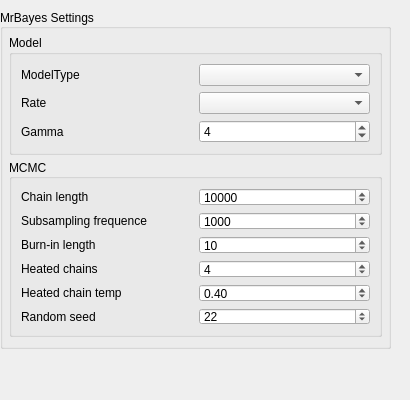
Before: the Qt Designer form src/plugins/external_tool_support/src/ui/MrBayesDialog.ui in violethaze74/ugene, drawn with Qt 5.
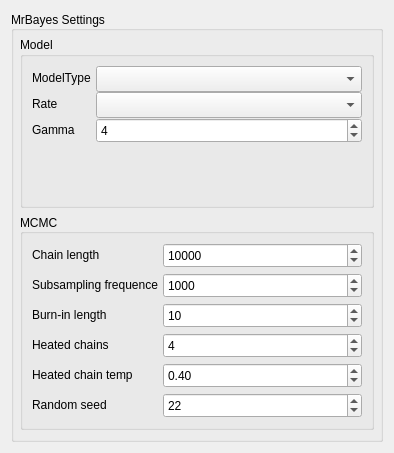
After: the same form once the commit is applied.

Commit message: UGENE-904 Broken layout of 'Build Tree' dialog on Mac OS

```diff
--- a/src/plugins/external_tool_support/src/ui/MrBayesDialog.ui
+++ b/src/plugins/external_tool_support/src/ui/MrBayesDialog.ui
@@ -12,20 +12,14 @@
    <rect>
     <x>0</x>
     <y>0</y>
-    <width>410</width>
-    <height>400</height>
+    <width>394</width>
+    <height>453</height>
    </rect>
   </property>
-  <property name="sizePolicy">
-   <sizepolicy hsizetype="Minimum" vsizetype="Preferred">
-    <horstretch>0</horstretch>
-    <verstretch>0</verstretch>
-   </sizepolicy>
-  </property>
   <property name="minimumSize">
    <size>
-    <width>410</width>
-    <height>282</height>
+    <width>0</width>
+    <height>0</height>
    </size>
   </property>
   <property name="contextMenuPolicy">
@@ -34,24 +28,18 @@
   <property name="windowTitle">
    <string notr="true"/>
   </property>
+  <layout class="QVBoxLayout" name="verticalLayout">
+   <property name="spacing">
+    <number>0</number>
+   </property>
+   <property name="sizeConstraint">
+    <enum>QLayout::SetMinimumSize</enum>
+   </property>
+   <item>
   <widget class="QGroupBox" name="MrBayesGroup">
    <property name="enabled">
     <bool>true</bool>
    </property>
-   <property name="geometry">
-    <rect>
-     <x>0</x>
-     <y>9</y>
-     <width>391</width>
-     <height>340</height>
-    </rect>
-   </property>
-   <property name="sizePolicy">
-    <sizepolicy hsizetype="Minimum" vsizetype="Minimum">
-     <horstretch>0</horstretch>
-     <verstretch>0</verstretch>
-    </sizepolicy>
-   </property>
    <property name="minimumSize">
     <size>
      <width>370</width>
@@ -74,8 +62,8 @@
     <set>Qt::AlignLeading|Qt::AlignLeft|Qt::AlignVCenter</set>
    </property>
    <layout class="QVBoxLayout" name="verticalLayout_2">
-    <property name="spacing">
-     <number>4</number>
+      <property name="sizeConstraint">
+       <enum>QLayout::SetMinimumSize</enum>
     </property>
     <property name="leftMargin">
      <number>6</number>
@@ -91,7 +79,13 @@
       <property name="title">
        <string>Model</string>
       </property>
-      <layout class="QGridLayout" name="gridLayout">
+        <layout class="QFormLayout" name="formLayout_2">
+         <property name="horizontalSpacing">
+          <number>5</number>
+         </property>
+         <property name="verticalSpacing">
+          <number>0</number>
+         </property>
        <item row="0" column="0">
         <widget class="QLabel" name="modelLabel1">
          <property name="text">
@@ -100,7 +94,14 @@
         </widget>
        </item>
        <item row="0" column="1">
-        <widget class="QComboBox" name="modelTypeCombo"/>
+          <widget class="QComboBox" name="modelTypeCombo">
+           <property name="minimumSize">
+            <size>
+             <width>0</width>
+             <height>26</height>
+            </size>
+           </property>
+          </widget>
        </item>
        <item row="1" column="0">
         <widget class="QLabel" name="modelLabel2">
@@ -110,7 +111,14 @@
         </widget>
        </item>
        <item row="1" column="1">
-        <widget class="QComboBox" name="rateVariationCombo"/>
+          <widget class="QComboBox" name="rateVariationCombo">
+           <property name="minimumSize">
+            <size>
+             <width>0</width>
+             <height>26</height>
+            </size>
+           </property>
+          </widget>
        </item>
        <item row="2" column="0">
         <widget class="QLabel" name="modelLabel3">
@@ -121,6 +129,18 @@
        </item>
        <item row="2" column="1">
         <widget class="QSpinBox" name="gammaCategoriesSpin">
+           <property name="sizePolicy">
+            <sizepolicy hsizetype="Minimum" vsizetype="Fixed">
+             <horstretch>0</horstretch>
+             <verstretch>0</verstretch>
+            </sizepolicy>
+           </property>
+           <property name="minimumSize">
+            <size>
+             <width>0</width>
+             <height>25</height>
+            </size>
+           </property>
          <property name="minimum">
           <number>1</number>
          </property>
@@ -137,22 +157,51 @@
     </item>
     <item>
      <widget class="QGroupBox" name="mcmcGroup">
+        <property name="layoutDirection">
+         <enum>Qt::LeftToRight</enum>
+        </property>
       <property name="title">
        <string>MCMC</string>
       </property>
       <property name="alignment">
        <set>Qt::AlignLeading|Qt::AlignLeft|Qt::AlignVCenter</set>
       </property>
-      <layout class="QGridLayout" name="gridLayout_2">
-       <item row="0" column="0">
-        <widget class="QLabel" name="mcmcLabel1">
-         <property name="text">
-          <string>Chain length</string>
-         </property>
-        </widget>
-       </item>
-       <item row="0" column="1">
+        <property name="checkable">
+         <bool>false</bool>
+        </property>
+        <layout class="QFormLayout" name="formLayout">
+         <property name="sizeConstraint">
+          <enum>QLayout::SetMinimumSize</enum>
+         </property>
+         <property name="formAlignment">
+          <set>Qt::AlignHCenter|Qt::AlignTop</set>
+         </property>
+         <property name="horizontalSpacing">
+          <number>5</number>
+         </property>
+         <property name="verticalSpacing">
+          <number>5</number>
+         </property>
+         <item row="1" column="1">
         <widget class="QSpinBox" name="ngenSpin">
+           <property name="sizePolicy">
+            <sizepolicy hsizetype="Minimum" vsizetype="Fixed">
+             <horstretch>0</horstretch>
+             <verstretch>0</verstretch>
+            </sizepolicy>
+           </property>
+           <property name="minimumSize">
+            <size>
+             <width>0</width>
+             <height>25</height>
+            </size>
+           </property>
+           <property name="maximumSize">
+            <size>
+             <width>16777215</width>
+             <height>16777215</height>
+            </size>
+           </property>
          <property name="minimum">
           <number>1</number>
          </property>
@@ -164,83 +213,131 @@
          </property>
         </widget>
        </item>
-       <item row="1" column="0">
+         <item row="2" column="0">
         <widget class="QLabel" name="label">
          <property name="text">
           <string>Subsampling frequence</string>
          </property>
         </widget>
        </item>
-       <item row="2" column="0">
+         <item row="2" column="1">
+          <widget class="QSpinBox" name="sfreqSpin">
+           <property name="sizePolicy">
+            <sizepolicy hsizetype="Minimum" vsizetype="Fixed">
+             <horstretch>0</horstretch>
+             <verstretch>0</verstretch>
+            </sizepolicy>
+           </property>
+           <property name="minimumSize">
+            <size>
+             <width>0</width>
+             <height>25</height>
+            </size>
+           </property>
+           <property name="minimum">
+            <number>1</number>
+           </property>
+           <property name="maximum">
+            <number>999999999</number>
+           </property>
+           <property name="value">
+            <number>1000</number>
+           </property>
+          </widget>
+         </item>
+         <item row="3" column="0">
         <widget class="QLabel" name="label_2">
          <property name="text">
           <string>Burn-in length</string>
          </property>
         </widget>
        </item>
-       <item row="3" column="0">
+         <item row="3" column="1">
+          <widget class="QSpinBox" name="burninSpin">
+           <property name="minimumSize">
+            <size>
+             <width>0</width>
+             <height>25</height>
+            </size>
+           </property>
+           <property name="maximum">
+            <number>999999999</number>
+           </property>
+           <property name="value">
+            <number>10</number>
+           </property>
+          </widget>
+         </item>
+         <item row="4" column="0">
         <widget class="QLabel" name="label_3">
          <property name="text">
           <string>Heated chains</string>
          </property>
         </widget>
        </item>
-       <item row="4" column="0">
+         <item row="4" column="1">
+          <widget class="QSpinBox" name="nheatedSpin">
+           <property name="sizePolicy">
+            <sizepolicy hsizetype="Minimum" vsizetype="Fixed">
+             <horstretch>0</horstretch>
+             <verstretch>0</verstretch>
+            </sizepolicy>
+           </property>
+           <property name="minimumSize">
+            <size>
+             <width>0</width>
+             <height>25</height>
+            </size>
+           </property>
+           <property name="maximum">
+            <number>999999999</number>
+           </property>
+           <property name="value">
+            <number>4</number>
+           </property>
+          </widget>
+         </item>
+         <item row="5" column="0">
         <widget class="QLabel" name="label_4">
          <property name="text">
           <string>Heated chain temp</string>
          </property>
         </widget>
        </item>
-       <item row="5" column="0">
-        <widget class="QLabel" name="label_5">
-         <property name="text">
-          <string>Random seed</string>
-         </property>
-        </widget>
-       </item>
-       <item row="1" column="1">
-        <widget class="QSpinBox" name="sfreqSpin">
-         <property name="minimum">
-          <number>1</number>
-         </property>
-         <property name="maximum">
-          <number>999999999</number>
-         </property>
-         <property name="value">
-          <number>1000</number>
-         </property>
-        </widget>
-       </item>
-       <item row="2" column="1">
-        <widget class="QSpinBox" name="burninSpin">
-         <property name="maximum">
-          <number>999999999</number>
-         </property>
-         <property name="value">
-          <number>10</number>
-         </property>
-        </widget>
-       </item>
-       <item row="3" column="1">
-        <widget class="QSpinBox" name="nheatedSpin">
-         <property name="maximum">
-          <number>999999999</number>
-         </property>
-         <property name="value">
-          <number>4</number>
-         </property>
-        </widget>
-       </item>
-       <item row="4" column="1">
+         <item row="5" column="1">
         <widget class="QDoubleSpinBox" name="tempSpin">
+           <property name="minimumSize">
+            <size>
+             <width>0</width>
+             <height>25</height>
+            </size>
+           </property>
          <property name="value">
           <double>0.400000000000000</double>
          </property>
         </widget>
        </item>
-       <item row="5" column="1">
+         <item row="6" column="0">
+          <widget class="QLabel" name="label_5">
+           <property name="text">
+            <string>Random seed</string>
+           </property>
+          </widget>
+         </item>
+         <item row="6" column="1">
         <widget class="QSpinBox" name="seedSpin">
+           <property name="sizePolicy">
+            <sizepolicy hsizetype="Minimum" vsizetype="Fixed">
+             <horstretch>0</horstretch>
+             <verstretch>0</verstretch>
+            </sizepolicy>
+           </property>
+           <property name="minimumSize">
+            <size>
+             <width>0</width>
+             <height>25</height>
+            </size>
+           </property>
          <property name="maximum">
           <number>999999</number>
          </property>
@@ -249,11 +346,20 @@
          </property>
         </widget>
        </item>
+         <item row="1" column="0">
+          <widget class="QLabel" name="mcmcLabel1">
+           <property name="text">
+            <string>Chain length</string>
+           </property>
+          </widget>
+         </item>
       </layout>
      </widget>
     </item>
    </layout>
   </widget>
+   </item>
+  </layout>
  </widget>
  <resources/>
  <connections/>
```
Lines whose indentation alone changed are shown as unchanged. The commit also changes 3 other files.
